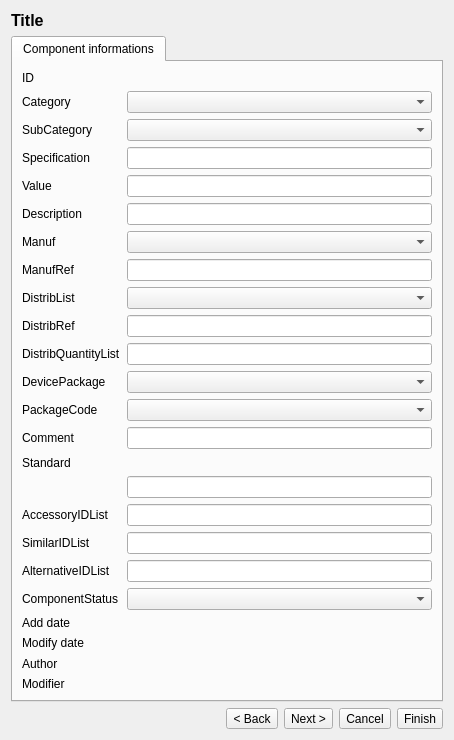
Qt form src/componenteditor.ui (JuPrgn/BOManager) before a commit.
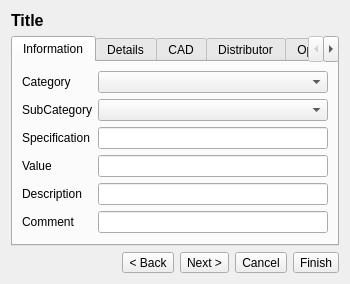
The same form after that commit. The open tabs and pages were chosen to show the change.

Commit message: Create multiple tabs

```diff
--- a/src/componenteditor.ui
+++ b/src/componenteditor.ui
@@ -6,8 +6,8 @@
    <rect>
     <x>0</x>
     <y>0</y>
-    <width>454</width>
-    <height>692</height>
+    <width>350</width>
+    <height>266</height>
    </rect>
   </property>
   <property name="windowTitle">
@@ -35,230 +35,279 @@
      </property>
      <widget class="QWidget" name="tab">
       <attribute name="title">
-       <string>Component informations</string>
+       <string>Information</string>
       </attribute>
       <layout class="QGridLayout" name="gridLayout_2">
-       <item row="14" column="0">
-        <widget class="QLabel" name="label_14">
-         <property name="text">
-          <string>DevicePackage</string>
-         </property>
-        </widget>
-       </item>
-       <item row="15" column="0">
-        <widget class="QLabel" name="label_15">
-         <property name="text">
-          <string>PackageCode</string>
-         </property>
-        </widget>
-       </item>
-       <item row="16" column="0">
+       <item row="8" column="0">
         <widget class="QLabel" name="label_16">
          <property name="text">
           <string>Comment</string>
          </property>
         </widget>
        </item>
-       <item row="23" column="0">
-        <widget class="QLabel" name="label_18">
-         <property name="text">
-          <string>AccessoryIDList</string>
-         </property>
-        </widget>
-       </item>
-       <item row="24" column="0">
-        <widget class="QLabel" name="label_19">
-         <property name="text">
-          <string>SimilarIDList</string>
-         </property>
-        </widget>
-       </item>
-       <item row="26" column="0">
-        <widget class="QLabel" name="label_21">
-         <property name="text">
-          <string>ComponentStatus</string>
-         </property>
-        </widget>
-       </item>
-       <item row="30" column="0">
-        <widget class="QLabel" name="label_22">
-         <property name="text">
-          <string>Author</string>
-         </property>
-        </widget>
-       </item>
-       <item row="32" column="0">
-        <widget class="QLabel" name="label_23">
-         <property name="text">
-          <string>Modifier</string>
-         </property>
-        </widget>
-       </item>
-       <item row="12" column="1">
-        <widget class="QLineEdit" name="leDistribRef"/>
-       </item>
-       <item row="30" column="1">
-        <widget class="QLabel" name="lbAuthor">
-         <property name="text">
-          <string/>
-         </property>
-        </widget>
-       </item>
-       <item row="32" column="1">
-        <widget class="QLabel" name="lbModifier">
-         <property name="text">
-          <string/>
-         </property>
-        </widget>
-       </item>
-       <item row="25" column="0">
-        <widget class="QLabel" name="label_20">
-         <property name="text">
-          <string>AlternativeIDList</string>
-         </property>
-        </widget>
-       </item>
-       <item row="8" column="1">
+       <item row="7" column="1">
         <widget class="QLineEdit" name="leDescription"/>
        </item>
-       <item row="27" column="1">
-        <widget class="QLabel" name="lbAddDate">
-         <property name="text">
-          <string/>
-         </property>
-        </widget>
-       </item>
-       <item row="28" column="0">
-        <widget class="QLabel" name="label_5">
-         <property name="text">
-          <string>Modify date</string>
-         </property>
-        </widget>
-       </item>
-       <item row="27" column="0">
-        <widget class="QLabel" name="label_4">
-         <property name="text">
-          <string>Add date</string>
-         </property>
-        </widget>
-       </item>
-       <item row="6" column="0">
+       <item row="5" column="0">
         <widget class="QLabel" name="label_3">
          <property name="text">
           <string>Specification</string>
          </property>
         </widget>
        </item>
-       <item row="3" column="0">
+       <item row="2" column="0">
         <widget class="QLabel" name="label">
          <property name="text">
           <string>Category</string>
          </property>
         </widget>
        </item>
-       <item row="5" column="0">
+       <item row="4" column="0">
         <widget class="QLabel" name="label_2">
          <property name="text">
           <string>SubCategory</string>
          </property>
         </widget>
        </item>
-       <item row="7" column="0">
+       <item row="6" column="0">
         <widget class="QLabel" name="label_7">
          <property name="text">
           <string>Value</string>
          </property>
         </widget>
        </item>
-       <item row="8" column="0">
+       <item row="7" column="0">
         <widget class="QLabel" name="label_8">
          <property name="text">
           <string>Description</string>
          </property>
         </widget>
        </item>
-       <item row="9" column="0">
+       <item row="4" column="1">
+        <widget class="QComboBox" name="cmbSubCategory">
+         <property name="editable">
+          <bool>false</bool>
+         </property>
+         <property name="sizeAdjustPolicy">
+          <enum>QComboBox::AdjustToContentsOnFirstShow</enum>
+         </property>
+        </widget>
+       </item>
+       <item row="2" column="1">
+        <widget class="QComboBox" name="cmbCategory">
+         <property name="editable">
+          <bool>false</bool>
+         </property>
+         <property name="sizeAdjustPolicy">
+          <enum>QComboBox::AdjustToContentsOnFirstShow</enum>
+         </property>
+        </widget>
+       </item>
+       <item row="6" column="1">
+        <widget class="QLineEdit" name="leValue"/>
+       </item>
+       <item row="8" column="1">
+        <widget class="QLineEdit" name="leComment"/>
+       </item>
+       <item row="5" column="1">
+        <widget class="QLineEdit" name="leSpecification"/>
+       </item>
+      </layout>
+     </widget>
+     <widget class="QWidget" name="tab_5">
+      <attribute name="title">
+       <string>Details</string>
+      </attribute>
+      <layout class="QGridLayout" name="gridLayout_6">
+       <item row="1" column="1">
         <widget class="QLabel" name="label_9">
          <property name="text">
           <string>Manuf</string>
          </property>
         </widget>
        </item>
-       <item row="10" column="0">
+       <item row="1" column="2">
+        <widget class="QComboBox" name="cmbManufacturer"/>
+       </item>
+       <item row="2" column="1">
         <widget class="QLabel" name="label_10">
          <property name="text">
           <string>ManufRef</string>
          </property>
         </widget>
        </item>
-       <item row="11" column="0">
-        <widget class="QLabel" name="label_11">
-         <property name="text">
-          <string>DistribList</string>
-         </property>
-        </widget>
-       </item>
-       <item row="26" column="1">
-        <widget class="QComboBox" name="cmbComponentStatus"/>
-       </item>
-       <item row="9" column="1">
-        <widget class="QComboBox" name="cmbManufacturer"/>
-       </item>
-       <item row="5" column="1">
-        <widget class="QComboBox" name="cmbSubCategory">
-         <property name="editable">
-          <bool>false</bool>
-         </property>
-         <property name="sizeAdjustPolicy">
-          <enum>QComboBox::AdjustToContentsOnFirstShow</enum>
-         </property>
-        </widget>
+       <item row="2" column="2">
+        <widget class="QLineEdit" name="leManufRef"/>
        </item>
        <item row="3" column="1">
-        <widget class="QComboBox" name="cmbCategory">
-         <property name="editable">
-          <bool>false</bool>
+        <widget class="QLabel" name="label_17">
+         <property name="text">
+          <string>Standard</string>
          </property>
-         <property name="sizeAdjustPolicy">
-          <enum>QComboBox::AdjustToContentsOnFirstShow</enum>
+        </widget>
+       </item>
+       <item row="4" column="2">
+        <widget class="QLineEdit" name="leStandard"/>
+       </item>
+       <item row="5" column="1">
+        <widget class="QLabel" name="label_21">
+         <property name="text">
+          <string>ComponentStatus</string>
          </property>
         </widget>
        </item>
-       <item row="14" column="1">
+       <item row="5" column="2">
+        <widget class="QComboBox" name="cmbComponentStatus"/>
+       </item>
+       <item row="3" column="2">
+        <layout class="QHBoxLayout" name="layStandard">
+         <property name="topMargin">
+          <number>10</number>
+         </property>
+        </layout>
+       </item>
+      </layout>
+     </widget>
+     <widget class="QWidget" name="tab_6">
+      <attribute name="title">
+       <string>CAD</string>
+      </attribute>
+      <layout class="QGridLayout" name="gridLayout_7">
+       <item row="0" column="0">
+        <widget class="QLabel" name="label_14">
+         <property name="text">
+          <string>DevicePackage</string>
+         </property>
+        </widget>
+       </item>
+       <item row="0" column="1">
         <widget class="QComboBox" name="cmbDevicePackage"/>
        </item>
-       <item row="11" column="1">
-        <widget class="QComboBox" name="cmbDistributor"/>
+       <item row="1" column="0">
+        <widget class="QLabel" name="label_15">
+         <property name="text">
+          <string>PackageCode</string>
+         </property>
+        </widget>
        </item>
-       <item row="15" column="1">
+       <item row="1" column="1">
         <widget class="QComboBox" name="cmbPackageCode"/>
        </item>
-       <item row="7" column="1">
-        <widget class="QLineEdit" name="leValue"/>
+      </layout>
+     </widget>
+     <widget class="QWidget" name="tab_2">
+      <attribute name="title">
+       <string>Distributor</string>
+      </attribute>
+      <layout class="QGridLayout" name="gridLayout_3">
+       <item row="0" column="0">
+        <widget class="QLabel" name="label_11">
+         <property name="text">
+          <string>DistribList</string>
+         </property>
+        </widget>
        </item>
-       <item row="18" column="1">
-        <widget class="QLineEdit" name="leStandard"/>
+       <item row="0" column="1">
+        <widget class="QComboBox" name="cmbDistributor"/>
        </item>
-       <item row="16" column="1">
-        <widget class="QLineEdit" name="leComment"/>
+       <item row="1" column="0">
+        <widget class="QLabel" name="label_12">
+         <property name="text">
+          <string>DistribRef</string>
+         </property>
+        </widget>
        </item>
-       <item row="23" column="1">
+       <item row="1" column="1">
+        <widget class="QLineEdit" name="leDistribRef"/>
+       </item>
+       <item row="2" column="0">
+        <widget class="QLabel" name="label_13">
+         <property name="text">
+          <string>DistribQuantityList</string>
+         </property>
+        </widget>
+       </item>
+       <item row="2" column="1">
+        <widget class="QLineEdit" name="leDistribQuantityList"/>
+       </item>
+      </layout>
+     </widget>
+     <widget class="QWidget" name="tab_3">
+      <attribute name="title">
+       <string>Optionnal</string>
+      </attribute>
+      <layout class="QGridLayout" name="gridLayout_4">
+       <item row="0" column="0">
+        <widget class="QLabel" name="label_18">
+         <property name="text">
+          <string>AccessoryIDList</string>
+         </property>
+        </widget>
+       </item>
+       <item row="0" column="1">
         <widget class="QLineEdit" name="leAccessoryIDList"/>
        </item>
-       <item row="24" column="1">
+       <item row="1" column="0">
+        <widget class="QLabel" name="label_19">
+         <property name="text">
+          <string>SimilarIDList</string>
+         </property>
+        </widget>
+       </item>
+       <item row="1" column="1">
         <widget class="QLineEdit" name="leSimilarIDList"/>
        </item>
-       <item row="25" column="1">
+       <item row="2" column="0">
+        <widget class="QLabel" name="label_20">
+         <property name="text">
+          <string>AlternativeIDList</string>
+         </property>
+        </widget>
+       </item>
+       <item row="2" column="1">
         <widget class="QLineEdit" name="leAlternativeIDList"/>
        </item>
-       <item row="13" column="1">
-        <widget class="QLineEdit" name="leDistribQuantityList"/>
+      </layout>
+     </widget>
+     <widget class="QWidget" name="tab_4">
+      <attribute name="title">
+       <string>DB Informations</string>
+      </attribute>
+      <layout class="QGridLayout" name="gridLayout_5">
+       <item row="2" column="2">
+        <widget class="QLabel" name="lbAddDate">
+         <property name="text">
+          <string>add date</string>
+         </property>
+        </widget>
        </item>
-       <item row="6" column="1">
-        <widget class="QLineEdit" name="leSpecification"/>
+       <item row="4" column="0">
+        <widget class="QLabel" name="label_5">
+         <property name="text">
+          <string>Modify date</string>
+         </property>
+        </widget>
        </item>
-       <item row="10" column="1">
-        <widget class="QLineEdit" name="leManufRef"/>
+       <item row="0" column="2">
+        <widget class="QLabel" name="lbID">
+         <property name="text">
+          <string>id</string>
+         </property>
+        </widget>
+       </item>
+       <item row="1" column="2">
+        <widget class="QLabel" name="lbAuthor">
+         <property name="text">
+          <string>author</string>
+         </property>
+        </widget>
+       </item>
+       <item row="1" column="0">
+        <widget class="QLabel" name="label_22">
+         <property name="text">
+          <string>Author</string>
+         </property>
+        </widget>
        </item>
        <item row="0" column="0">
         <widget class="QLabel" name="label_6">
@@ -267,45 +316,31 @@
          </property>
         </widget>
        </item>
-       <item row="0" column="1">
-        <widget class="QLabel" name="lbID">
+       <item row="2" column="0">
+        <widget class="QLabel" name="label_4">
          <property name="text">
-          <string/>
+          <string>Add date</string>
          </property>
         </widget>
        </item>
-       <item row="28" column="1">
+       <item row="4" column="2">
         <widget class="QLabel" name="lbModifyDate">
          <property name="text">
-          <string/>
+          <string>modify date</string>
          </property>
         </widget>
        </item>
-       <item row="12" column="0">
-        <widget class="QLabel" name="label_12">
+       <item row="3" column="0">
+        <widget class="QLabel" name="label_23">
          <property name="text">
           <string>DistribRef</string>
          </property>
         </widget>
        </item>
-       <item row="13" column="0">
-        <widget class="QLabel" name="label_13">
+       <item row="3" column="2">
+        <widget class="QLabel" name="lbModifier">
          <property name="text">
-          <string>DistribQuantityList</string>
-         </property>
-        </widget>
-       </item>
-       <item row="17" column="1">
-        <layout class="QHBoxLayout" name="layStandard">
-         <property name="topMargin">
-          <number>10</number>
-         </property>
-        </layout>
-       </item>
-       <item row="17" column="0">
-        <widget class="QLabel" name="label_17">
-         <property name="text">
-          <string>Standard</string>
+          <string>modifier</string>
          </property>
         </widget>
        </item>
```
Left out of the diff: 100 changed lines with no effect on the pictures. The commit also changes 1 other file.
